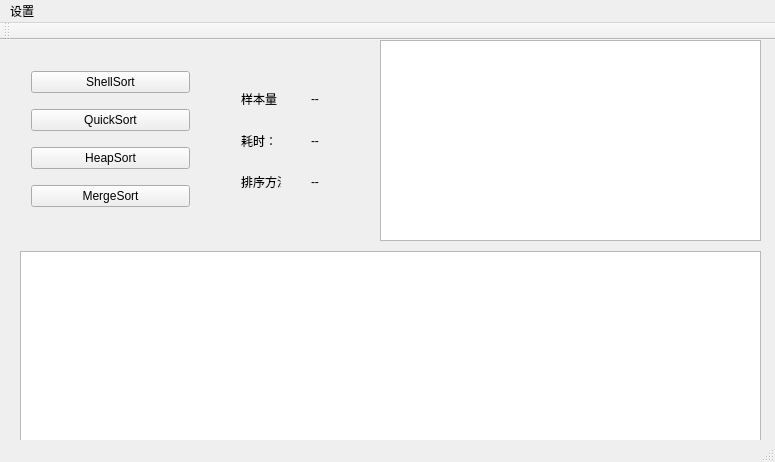
First picture: the form in SubDesignT1.ui, repository LAlongago/2024SubDesignT1, before the edit.
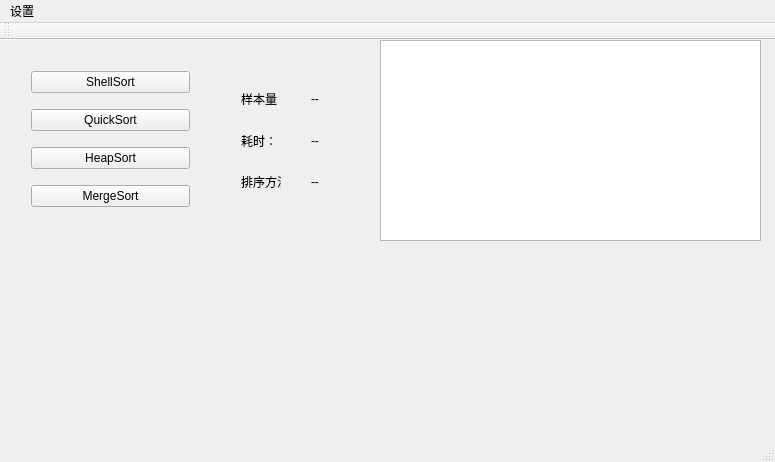
Second picture: the form after the edit. Custom widgets are drawn as their Qt base class.

Diff of the .ui file:
```diff
--- a/SubDesignT1.ui
+++ b/SubDesignT1.ui
@@ -14,16 +14,6 @@
    <string>SortComparison</string>
   </property>
   <widget class="QWidget" name="centralWidget">
-   <widget class="QGraphicsView" name="graphicsView">
-    <property name="geometry">
-     <rect>
-      <x>20</x>
-      <y>211</y>
-      <width>741</width>
-      <height>191</height>
-     </rect>
-    </property>
-   </widget>
    <widget class="QTextBrowser" name="textBrowser">
     <property name="geometry">
      <rect>
@@ -140,6 +130,16 @@
      </item>
     </layout>
    </widget>
+   <widget class="QChartView" name="widget" native="true">
+    <property name="geometry">
+     <rect>
+      <x>20</x>
+      <y>210</y>
+      <width>741</width>
+      <height>191</height>
+     </rect>
+    </property>
+   </widget>
   </widget>
   <widget class="QMenuBar" name="menuBar">
    <property name="geometry">
@@ -193,6 +193,14 @@
   </action>
  </widget>
  <layoutdefault spacing="6" margin="11"/>
+ <customwidgets>
+  <customwidget>
+   <class>QChartView</class>
+   <extends>QWidget</extends>
+   <header>QChartView</header>
+   <container>1</container>
+  </customwidget>
+ </customwidgets>
  <tabstops>
   <tabstop>ShellSort</tabstop>
   <tabstop>QuickSort</tabstop>
```
Left out of the diff: 2 changed lines with no effect on the pictures.
